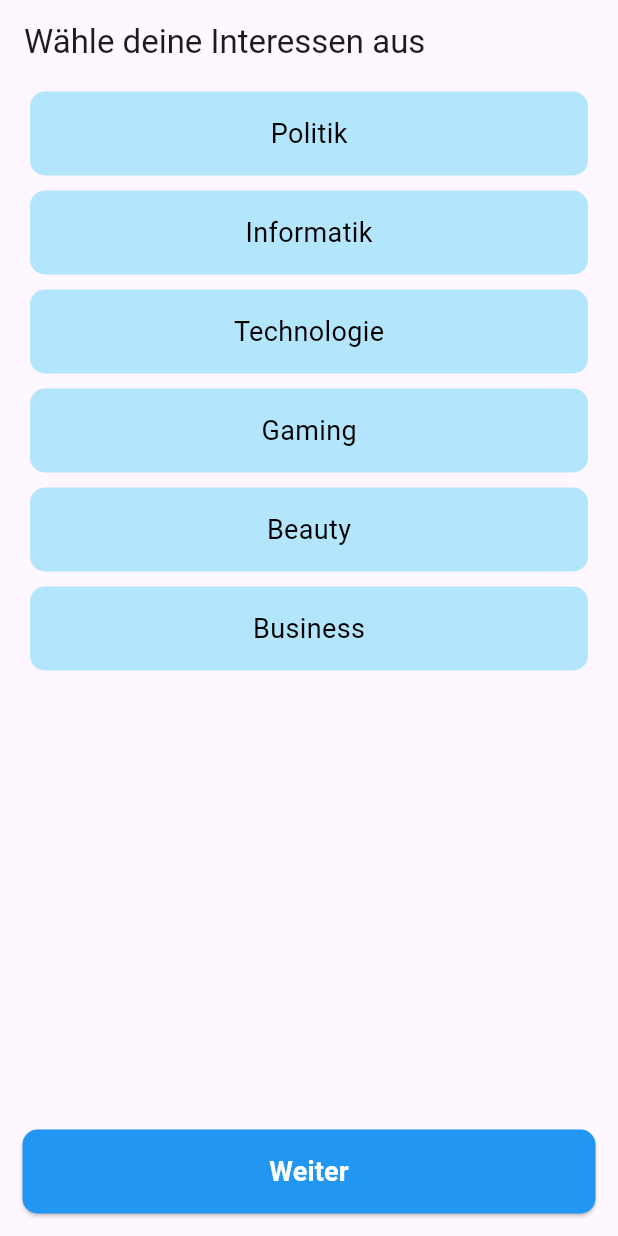
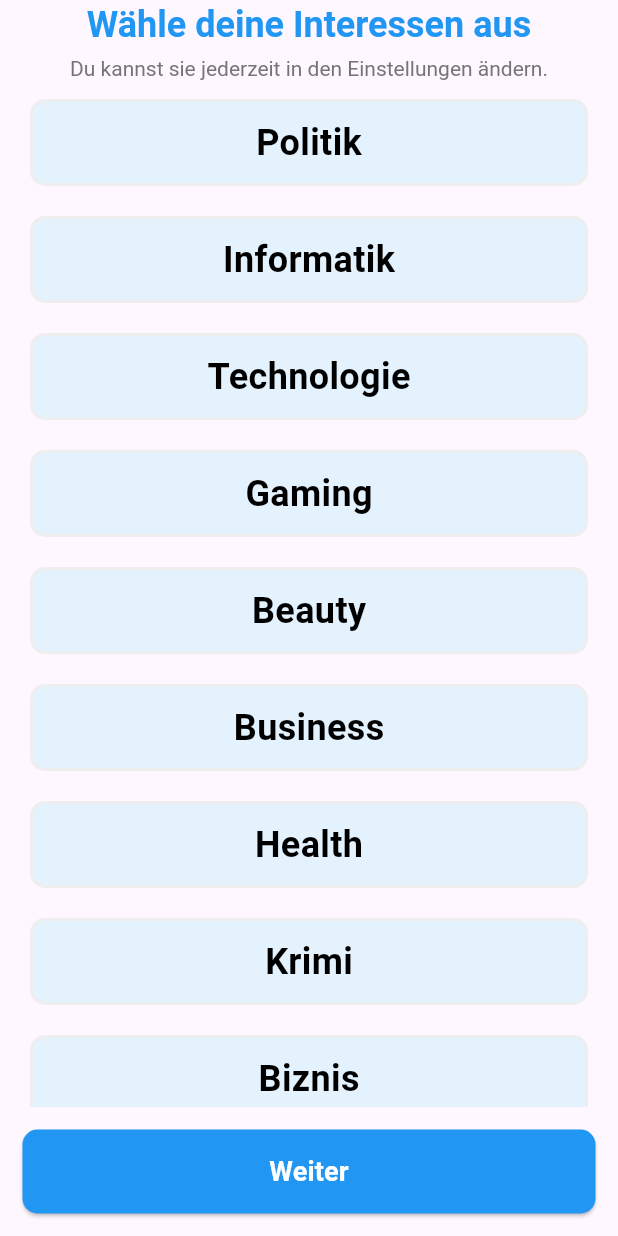
Before and after one commit to MohannadAlturk/news_app, a Flutter app: the screen it shows after launch, on a phone screen of 412 x 824 dp. Run offline on Flutter 3.47's test engine with Material 3 defaults, Android fonts, the phone set to English and light mode, and no system bars.

Commit message:
changes to design, added explanation that interests can be changed in settings

```diff
--- a/lib/screens/interests_screen.dart
+++ b/lib/screens/interests_screen.dart
@@ -15,12 +15,39 @@ class _InterestsScreenState extends State<InterestsScreen> {
   @override
   Widget build(BuildContext context) {
     return Scaffold(
-      appBar: AppBar(
-        title: const Text('Wähle deine Interessen aus'),
+      body: CustomScrollView(
+        slivers: [
+          SliverAppBar(
+            backgroundColor: Colors.transparent, // Keeps it transparent
+            floating: true, // Ensures the AppBar stays visible when scrolling
+            elevation: 4, // Adds slight shadow when scrolled
+            centerTitle: true,
+            title: Column(
+              children: [
+                const Text(
+                  'Wähle deine Interessen aus',
+                  style: TextStyle(
+                    fontSize: 24,
+                    fontFamily: "CupertinoSystemText",
+                    fontWeight: FontWeight.bold,
+                    color: Colors.blue,
                   ),
-      body: ListView.builder(
-        itemCount: viewModel.interests.length,
-        itemBuilder: (context, index) {
+                ),
+                const SizedBox(height: 5),
+                Text(
+                  'Du kannst sie jederzeit in den Einstellungen ändern.',
+                  style: TextStyle(
+                    fontSize: 14,
+                    fontFamily: "CupertinoSystemText",
+                    color: Colors.grey[600],
+                  ),
+                ),
+              ],
+            ),
+          ),
+          SliverList(
+            delegate: SliverChildBuilderDelegate(
+                  (context, index) {
                 String interest = viewModel.interests[index];
                 bool isSelected = viewModel.selectedInterests.contains(interest);
                 return InterestTile(
@@ -33,6 +60,10 @@ class _InterestsScreenState extends State<InterestsScreen> {
                   },
                 );
               },
+              childCount: viewModel.interests.length,
+            ),
+          ),
+        ],
       ),
       bottomNavigationBar: Padding(
         padding: const EdgeInsets.all(15.0),
@@ -40,8 +71,8 @@ class _InterestsScreenState extends State<InterestsScreen> {
           width: double.infinity,
           child: ElevatedButton(
             style: ElevatedButton.styleFrom(
-              padding: const EdgeInsets.symmetric(vertical: 15),
-              backgroundColor: Colors.blue, // Background color of "Weiter" button
+              padding: EdgeInsets.symmetric(vertical: 15),
+              backgroundColor: Colors.blue,
               shape: RoundedRectangleBorder(
                 borderRadius: BorderRadius.circular(10),
               ),
@@ -54,6 +85,7 @@ class _InterestsScreenState extends State<InterestsScreen> {
               style: TextStyle(
                 fontSize: 18,
                 fontWeight: FontWeight.bold,
+                fontFamily: "CupertinoSystemText",
                 color: Colors.white
               ),
             ),
--- a/lib/view_models/interests_view_model.dart
+++ b/lib/view_models/interests_view_model.dart
@@ -6,7 +6,12 @@ class InterestsViewModel {
     'Technologie',
     'Gaming',
     'Beauty',
-    'Business'
+    'Business',
+    "Health",
+    "Krimi",
+    "Biznis",
+    "Hasbulla",
+    "Liste"
   ];
 
   // Track selected interests
--- a/lib/widgets/interest_tile.dart
+++ b/lib/widgets/interest_tile.dart
@@ -16,26 +16,24 @@ class InterestTile extends StatelessWidget {
     return GestureDetector(
       onTap: onTap,
       child: Container(
-        margin: const EdgeInsets.symmetric(vertical: 5, horizontal: 20),
-        padding: const EdgeInsets.all(15),
+        margin: const EdgeInsets.symmetric(vertical: 10, horizontal: 20),
+        padding: const EdgeInsets.all(10),
         decoration: BoxDecoration(
-          color: isSelected ? Colors.blue[300] : Colors.lightBlue[100],
+          color: isSelected ? Colors.blue[200] : Colors.blue[50],
           borderRadius: BorderRadius.circular(10),
-          boxShadow: [
-            if (isSelected)
-              BoxShadow(
-                color: Colors.blue.withOpacity(0.5),
-                spreadRadius: 3,
-                blurRadius: 5,
-              ),
-          ],
+          border: Border.all(
+            color: isSelected ? Colors.blue : Colors.grey.shade200,
+            width: 2,
+          ),
         ),
         child: Center(
           child: Text(
             interest,
             style: const TextStyle(
               color: Colors.black,
-              fontSize: 18,
+              fontSize: 24,
+              fontWeight: FontWeight.bold,
+              fontFamily: "CupertinoSystemText"
             ),
           ),
         ),
```
Lines whose indentation alone changed are shown as unchanged.
